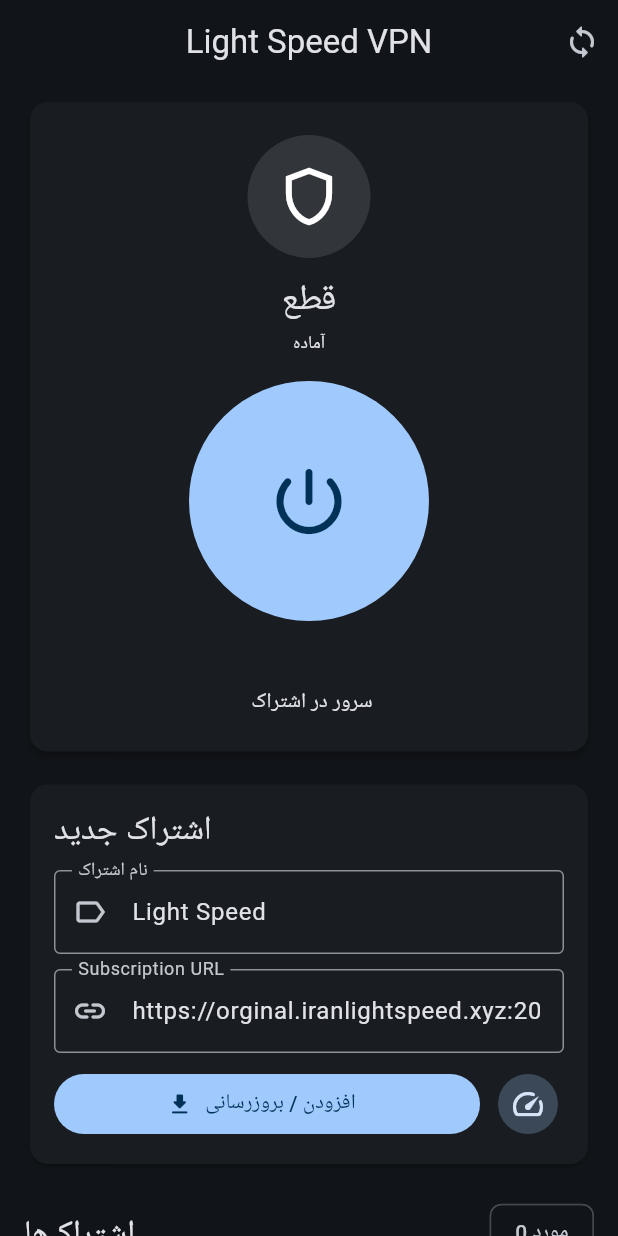
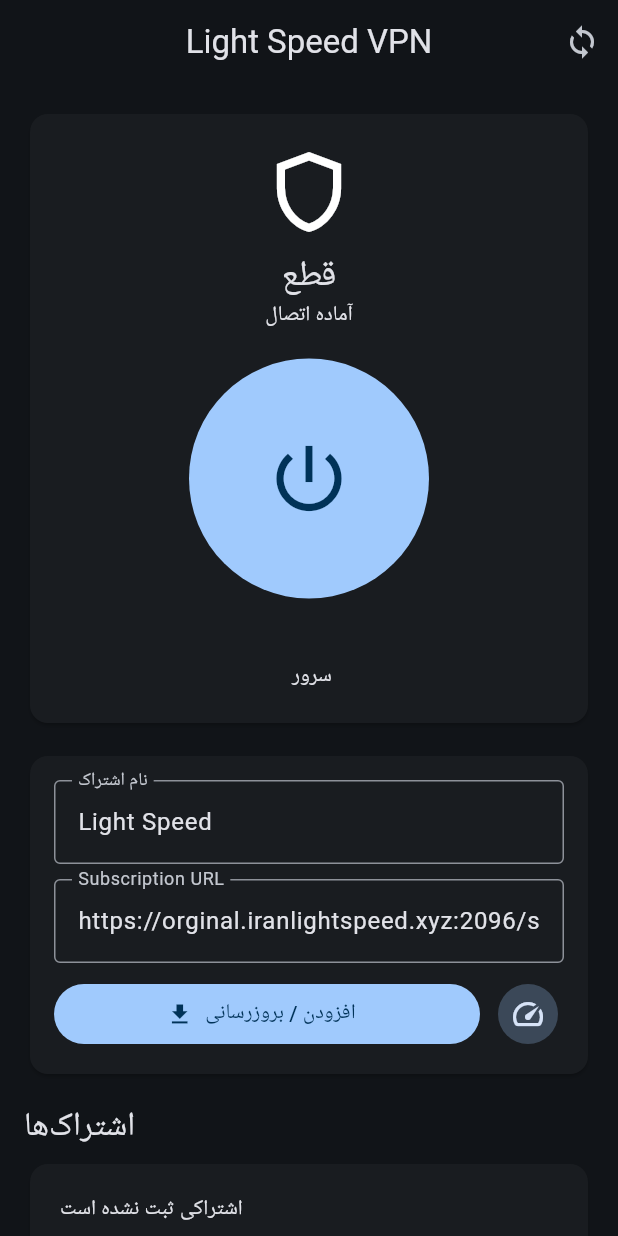
Before and after one commit to tavaamir6-lang/Light-Speed-VPN, a Flutter app: the screen it shows after launch, on a phone screen of 412 x 824 dp. Run offline on Flutter 3.47's test engine with Material 3 defaults, Android fonts, the phone set to English and light mode, and no system bars; missing offline and left inert: flutter_sing_box.

Commit message:
refactor: rebuild main VPN client flow

```diff
--- a/lib/main.dart
+++ b/lib/main.dart
@@ -5,11 +5,15 @@
 
 final FlutterSingBox singBox = FlutterSingBox();
 final SubscriptionService subscriptions = SubscriptionService();
-const String defaultSubscription = 'https://orginal.iranlightspeed.xyz:2096/sub/Amirali🎀';
+const defaultSubscription = 'https://orginal.iranlightspeed.xyz:2096/sub/Amirali🎀';
 
 Future<void> main() async {
   WidgetsFlutterBinding.ensureInitialized();
+  try {
     await singBox.init();
+  } catch (e) {
+    debugPrint('sing-box init failed: $e');
+  }
   runApp(const LightSpeedApp());
 }
 
@@ -19,11 +23,7 @@
   Widget build(BuildContext context) => MaterialApp(
     debugShowCheckedModeBanner: false,
     title: 'Light Speed VPN',
-        theme: ThemeData(
-          useMaterial3: true,
-          colorSchemeSeed: Colors.blue,
-          brightness: Brightness.dark,
-        ),
+    theme: ThemeData(useMaterial3: true, brightness: Brightness.dark, colorSchemeSeed: Colors.blue),
     home: const HomePage(),
   );
 }
@@ -35,285 +35,160 @@
 }
 
 class _HomePageState extends State<HomePage> {
-  final _url = TextEditingController(text: defaultSubscription);
-  final _name = TextEditingController(text: 'Light Speed');
+  final urlController = TextEditingController(text: defaultSubscription);
+  final nameController = TextEditingController(text: 'Light Speed');
+  StreamSubscription<ProxyState>? stateSubscription;
   List<Profile> profiles = [];
   Profile? selected;
   bool running = false;
-  bool loading = false;
-  String status = 'قطع';
-  String lastAction = 'آماده';
-  StreamSubscription<ProxyState>? _statusSub;
+  bool busy = false;
+  String message = 'آماده اتصال';
 
   @override
   void initState() {
     super.initState();
-    _loadProfiles();
-    _statusSub = singBox.proxyStateStream.listen((state) {
+    _reloadProfiles();
+    stateSubscription = singBox.proxyStateStream.listen((state) {
       if (!mounted) return;
       setState(() {
         running = state == ProxyState.started;
-        status = running ? 'متصل' : 'قطع';
+        message = running ? 'VPN متصل است' : 'VPN قطع است';
       });
     });
   }
 
-  void _loadProfiles() {
+  void _reloadProfiles() {
     profiles = ProfileStorage().getProfiles();
     selected = ProfileStorage().getSelectedProfile();
     if (mounted) setState(() {});
   }
 
-  Future<void> _addSubscription() async {
-    final raw = _url.text.trim();
+  Future<void> _import() async {
+    final raw = urlController.text.trim();
     final uri = Uri.tryParse(raw);
-    if (uri == null || !uri.hasScheme || uri.host.isEmpty) {
-      _message('لینک اشتراک معتبر نیست');
+    if (uri == null || uri.host.isEmpty || !uri.hasScheme) {
+      _snack('لینک اشتراک معتبر نیست');
       return;
     }
-    setState(() {
-      loading = true;
-      lastAction = 'در حال دریافت و تحلیل اشتراک...';
-    });
+    setState(() { busy = true; message = 'در حال دریافت اشتراک...'; });
     try {
       final profile = await subscriptions.importSubscription(
         url: raw,
-        name: _name.text.trim().isEmpty ? null : _name.text.trim(),
+        name: nameController.text.trim().isEmpty ? null : nameController.text.trim(),
       );
       ProfileStorage().setSelectedProfile(profile.id);
-      _loadProfiles();
-      _message('اشتراک با موفقیت دریافت و ذخیره شد');
-      if (mounted) setState(() => lastAction = 'اشتراک بروزرسانی شد');
+      _reloadProfiles();
+      _snack('اشتراک با موفقیت اضافه شد');
+      if (mounted) setState(() => message = 'اشتراک آماده اتصال است');
     } catch (e) {
-      _message('دریافت اشتراک ناموفق بود: $e');
-      if (mounted) setState(() => lastAction = 'خطا در دریافت اشتراک');
+      _snack('خطای دریافت اشتراک: $e');
+      if (mounted) setState(() => message = 'دریافت اشتراک ناموفق بود');
     } finally {
-      if (mounted) setState(() => loading = false);
+      if (mounted) setState(() => busy = false);
     }
   }
 
-  Future<void> _toggleVpn() async {
+  Future<void> _toggle() async {
     if (selected == null) {
-      _message('ابتدا اشتراک را اضافه کنید');
+      _snack('ابتدا یک اشتراک اضافه و انتخاب کنید');
       return;
     }
+    setState(() => busy = true);
     try {
       if (running) {
         await singBox.stopVpn();
-        if (mounted) setState(() => lastAction = 'VPN متوقف شد');
+        if (mounted) setState(() => message = 'در حال قطع VPN...');
       } else {
         ProfileStorage().setSelectedProfile(selected!.id);
         await singBox.startVpn();
-        if (mounted) setState(() => lastAction = 'درخواست اتصال ارسال شد');
+        if (mounted) setState(() => message = 'درخواست اتصال ارسال شد');
       }
     } catch (e) {
-      _message('خطای اتصال VPN: $e');
+      _snack('خطای VPN: $e');
+      if (mounted) setState(() => message = 'اتصال ناموفق بود');
+    } finally {
+      if (mounted) setState(() => busy = false);
     }
   }
 
-  Future<void> _testSelected() async {
+  Future<void> _test() async {
     if (selected == null) return;
+    setState(() => busy = true);
     try {
-      setState(() => loading = true);
       await singBox.urlTest(groupTag: 'proxy');
-      _message('تست سرور انجام شد');
-      if (mounted) setState(() => lastAction = 'تست تأخیر انجام شد');
-    } catch (_) {
-      _message('تست تأخیر برای این اشتراک در دسترس نیست');
+      _snack('تست تأخیر انجام شد');
+    } catch (e) {
+      _snack('تست سرورها در این اشتراک در دسترس نیست');
     } finally {
-      if (mounted) setState(() => loading = false);
+      if (mounted) setState(() => busy = false);
     }
   }
 
-  void _select(Profile profile) {
+  void _select(Profile p) {
     if (running) return;
-    ProfileStorage().setSelectedProfile(profile.id);
-    _loadProfiles();
+    ProfileStorage().setSelectedProfile(p.id);
+    _reloadProfiles();
   }
 
-  void _delete(Profile profile) {
+  void _delete(Profile p) {
     if (running) return;
-    ProfileStorage().deleteProfile(profile.id);
-    _loadProfiles();
-    _message('اشتراک حذف شد');
+    ProfileStorage().deleteProfile(p.id);
+    _reloadProfiles();
   }
 
-  void _message(String text) {
+  void _snack(String text) {
     if (!mounted) return;
     ScaffoldMessenger.of(context).showSnackBar(SnackBar(content: Text(text)));
   }
 
   @override
   Widget build(BuildContext context) {
-    final scheme = Theme.of(context).colorScheme;
     return Scaffold(
-      appBar: AppBar(
-        title: const Text('Light Speed VPN'),
-        centerTitle: true,
-        actions: [
-          IconButton(
-            onPressed: loading ? null : _addSubscription,
-            icon: const Icon(Icons.sync_rounded),
-            tooltip: 'بروزرسانی اشتراک',
-          ),
+      appBar: AppBar(title: const Text('Light Speed VPN'), centerTitle: true,
+        actions: [IconButton(onPressed: busy ? null : _import, icon: const Icon(Icons.sync))]),
+      body: ListView(padding: const EdgeInsets.all(16), children: [
+        Card(child: Padding(padding: const EdgeInsets.all(20), child: Column(children: [
+          Icon(running ? Icons.shield : Icons.shield_outlined, size: 64),
+          const SizedBox(height: 8),
+          Text(running ? 'متصل' : 'قطع', style: Theme.of(context).textTheme.headlineSmall),
+          Text(message),
+          const SizedBox(height: 18),
+          SizedBox(width: 160, height: 160, child: FilledButton(
+            onPressed: busy ? null : _toggle,
+            style: FilledButton.styleFrom(shape: const CircleBorder()),
+            child: Icon(running ? Icons.stop : Icons.power_settings_new, size: 58),
+          )),
+          if (selected != null) ...[
+            const SizedBox(height: 14), Text(selected!.name, style: Theme.of(context).textTheme.titleLarge),
+            Text('${selected!.outboundsCount} سرور'),
           ],
-      ),
-      body: RefreshIndicator(
-        onRefresh: _addSubscription,
-        child: ListView(
-          physics: const AlwaysScrollableScrollPhysics(),
-          padding: const EdgeInsets.fromLTRB(16, 8, 16, 28),
-          children: [
-            Card(
-              elevation: 2,
-              child: Padding(
-                padding: const EdgeInsets.all(22),
-                child: Column(
-                  children: [
-                    Container(
-                      width: 82,
-                      height: 82,
-                      decoration: BoxDecoration(
-                        shape: BoxShape.circle,
-                        color: running
-                            ? scheme.primaryContainer
-                            : scheme.surfaceContainerHighest,
-                      ),
-                      child: Icon(
-                        running ? Icons.shield_rounded : Icons.shield_outlined,
-                        size: 46,
-                      ),
-                    ),
-                    const SizedBox(height: 12),
-                    Text(status, style: Theme.of(context).textTheme.headlineSmall),
-                    const SizedBox(height: 4),
-                    Text(lastAction, style: Theme.of(context).textTheme.bodySmall),
-                    const SizedBox(height: 18),
-                    SizedBox(
-                      width: 160,
-                      height: 160,
-                      child: FilledButton(
-                        onPressed: loading ? null : _toggleVpn,
-                        style: FilledButton.styleFrom(shape: const CircleBorder()),
-                        child: Icon(
-                          running ? Icons.stop_rounded : Icons.power_settings_new_rounded,
-                          size: 58,
-                        ),
-                      ),
-                    ),
-                    if (selected != null) ...[
+        ]))),
+        const SizedBox(height: 14),
+        Card(child: Padding(padding: const EdgeInsets.all(16), child: Column(children: [
+          TextField(controller: nameController, decoration: const InputDecoration(labelText: 'نام اشتراک', border: OutlineInputBorder())),
+          const SizedBox(height: 10),
+          TextField(controller: urlController, keyboardType: TextInputType.url, decoration: const InputDecoration(labelText: 'Subscription URL', border: OutlineInputBorder())),
+          const SizedBox(height: 10),
+          Row(children: [Expanded(child: FilledButton.icon(onPressed: busy ? null : _import, icon: const Icon(Icons.download), label: Text(busy ? 'لطفاً صبر کنید...' : 'افزودن / بروزرسانی'))), const SizedBox(width: 8), IconButton.filledTonal(onPressed: selected == null || busy ? null : _test, icon: const Icon(Icons.speed))]),
+        ]))),
         const SizedBox(height: 16),
-                      Text(selected!.name, style: Theme.of(context).textTheme.titleMedium),
-                      const SizedBox(height: 4),
-                      Text('${selected!.outboundsCount} سرور در اشتراک'),
-                    ],
-                  ],
-                ),
-              ),
-            ),
-            const SizedBox(height: 14),
-            Card(
-              child: Padding(
-                padding: const EdgeInsets.all(16),
-                child: Column(
-                  crossAxisAlignment: CrossAxisAlignment.stretch,
-                  children: [
-                    Text('اشتراک جدید', style: Theme.of(context).textTheme.titleLarge),
-                    const SizedBox(height: 12),
-                    TextField(
-                      controller: _name,
-                      decoration: const InputDecoration(
-                        labelText: 'نام اشتراک',
-                        prefixIcon: Icon(Icons.label_outline),
-                        border: OutlineInputBorder(),
-                      ),
-                    ),
-                    const SizedBox(height: 10),
-                    TextField(
-                      controller: _url,
-                      keyboardType: TextInputType.url,
-                      decoration: const InputDecoration(
-                        labelText: 'Subscription URL',
-                        prefixIcon: Icon(Icons.link_rounded),
-                        border: OutlineInputBorder(),
-                      ),
-                    ),
-                    const SizedBox(height: 10),
-                    Row(
-                      children: [
-                        Expanded(
-                          child: FilledButton.icon(
-                            onPressed: loading ? null : _addSubscription,
-                            icon: const Icon(Icons.download_rounded),
-                            label: Text(loading ? 'در حال دریافت...' : 'افزودن / بروزرسانی'),
-                          ),
-                        ),
-                        const SizedBox(width: 8),
-                        IconButton.filledTonal(
-                          onPressed: selected == null || loading ? null : _testSelected,
-                          icon: const Icon(Icons.speed_rounded),
-                          tooltip: 'تست سرورها',
-                        ),
-                      ],
-                    ),
-                  ],
-                ),
-              ),
-            ),
-            const SizedBox(height: 18),
-            Row(
-              children: [
-                Expanded(child: Text('اشتراک‌ها', style: Theme.of(context).textTheme.titleLarge)),
-                Chip(label: Text('${profiles.length} مورد')),
-              ],
-            ),
+        Text('اشتراک‌ها', style: Theme.of(context).textTheme.titleLarge),
         const SizedBox(height: 8),
-            if (profiles.isEmpty)
-              const Card(
-                child: Padding(
-                  padding: EdgeInsets.all(22),
-                  child: Center(child: Text('هنوز اشتراکی اضافه نشده است')),
-                ),
-              ),
-            ...profiles.map(
-              (p) => Card(
-                child: ListTile(
-                  leading: Radio<int>(
-                    value: p.id,
-                    groupValue: selected?.id,
-                    onChanged: running ? null : (v) { if (v != null) _select(p); },
-                  ),
-                  title: Text(p.name),
-                  subtitle: Text(
-                    '${p.outboundsCount} سرور\n${p.typed.subscribeUrl ?? ''}',
-                    maxLines: 2,
-                    overflow: TextOverflow.ellipsis,
-                  ),
-                  isThreeLine: true,
-                  trailing: IconButton(
-                    icon: const Icon(Icons.delete_outline_rounded),
-                    onPressed: running ? null : () => _delete(p),
-                  ),
-                  onTap: () => _select(p),
-                ),
-              ),
-            ),
-            const SizedBox(height: 8),
-            const Text(
-              'اشتراک هر ۲۴ ساعت به‌صورت خودکار برای دریافت کانفیگ‌های جدید بروزرسانی می‌شود.',
-              textAlign: TextAlign.center,
-            ),
-          ],
-        ),
-      ),
+        if (profiles.isEmpty) const Card(child: Padding(padding: EdgeInsets.all(20), child: Text('اشتراکی ثبت نشده است'))),
+        ...profiles.map((p) => Card(child: ListTile(
+          leading: Radio<int>(value: p.id, groupValue: selected?.id, onChanged: running ? null : (_) => _select(p)),
+          title: Text(p.name), subtitle: Text('${p.outboundsCount} سرور\n${p.typed.subscribeUrl ?? ''}', maxLines: 2, overflow: TextOverflow.ellipsis), isThreeLine: true,
+          trailing: IconButton(onPressed: running ? null : () => _delete(p), icon: const Icon(Icons.delete_outline)), onTap: () => _select(p),
+        ))),
+      ]),
     );
   }
 
   @override
   void dispose() {
-    _statusSub?.cancel();
-    _url.dispose();
-    _name.dispose();
+    stateSubscription?.cancel();
+    urlController.dispose();
+    nameController.dispose();
     super.dispose();
   }
 }
```
Lines whose indentation alone changed are shown as unchanged.
